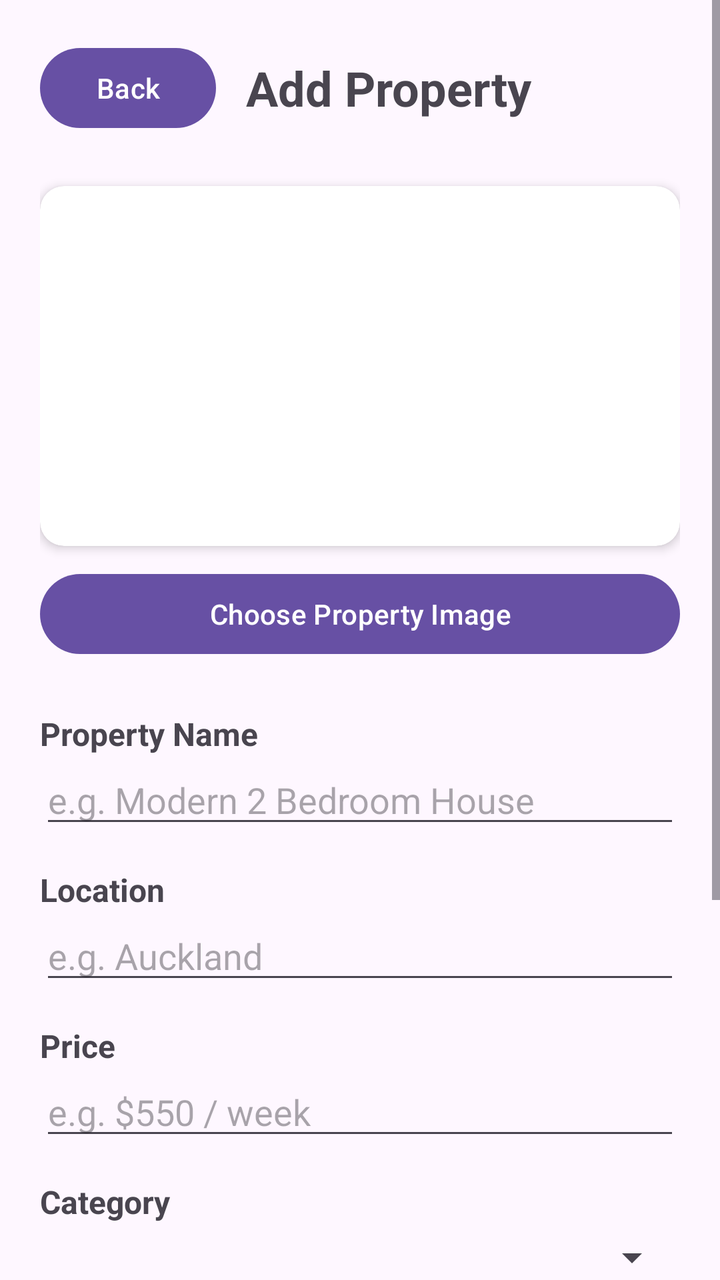
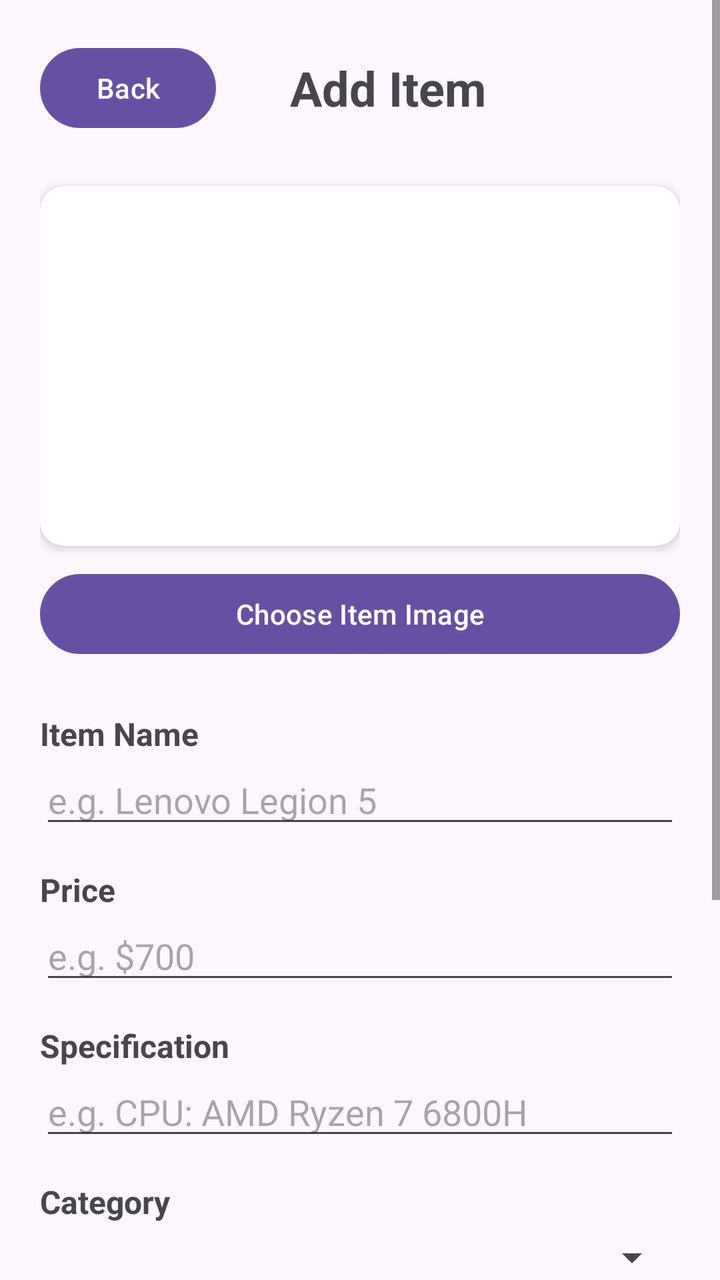

An Android layout rendered at two revisions. The XML below is the earlier revision; the diff shows what the commit changed to produce the second picture.
<!-- AndroidManifest.xml: application theme Theme.ISCG7424GroupAssessment -->
<!-- res/layout/activity_supplier_add_property.xml -->
<?xml version="1.0" encoding="utf-8"?>
<ScrollView xmlns:android="http://schemas.android.com/apk/res/android"
    xmlns:app="http://schemas.android.com/apk/res-auto"
    xmlns:tools="http://schemas.android.com/tools"
    android:id="@+id/main"
    android:layout_width="match_parent"
    android:layout_height="match_parent"
    tools:context=".S_AddProperty"
    android:fillViewport="true">

    <LinearLayout
        android:layout_width="match_parent"
        android:layout_height="wrap_content"
        android:orientation="vertical"
        android:padding="20dp">

        

        <LinearLayout
            android:layout_width="match_parent"
            android:layout_height="wrap_content"
            android:gravity="center_vertical"
            android:orientation="horizontal">

            <Button
                android:id="@+id/btnBack"
                android:layout_width="wrap_content"
                android:layout_height="wrap_content"
                android:text="Back" />

            <TextView
                android:layout_width="0dp"
                android:layout_height="wrap_content"
                android:layout_weight="1"
                android:gravity="center"
                android:text="Add Property"
                android:textSize="24sp"
                android:textStyle="bold" />

            <View
                android:layout_width="60dp"
                android:layout_height="1dp" />

        </LinearLayout>


        

        <androidx.cardview.widget.CardView
            android:layout_width="match_parent"
            android:layout_height="180dp"
            android:layout_marginTop="25dp"
            app:cardCornerRadius="12dp"
            app:cardElevation="3dp">

            <ImageView
                android:id="@+id/iv_pPropertyImage"
                android:layout_width="match_parent"
                android:layout_height="match_parent"
                android:scaleType="centerCrop"
                android:contentDescription="Property image" />

        </androidx.cardview.widget.CardView>


        <Button
            android:id="@+id/btn_pChooseImage"
            android:layout_width="match_parent"
            android:layout_height="wrap_content"
            android:layout_marginTop="10dp"
            android:text="Choose Property Image" />


        <TextView
            android:layout_width="match_parent"
            android:layout_height="wrap_content"
            android:layout_marginTop="25dp"
            android:text="Property Name"
            android:textSize="16sp"
            android:textStyle="bold" />

        <EditText
            android:id="@+id/et_pPropertyName"
            android:layout_width="match_parent"
            android:layout_height="wrap_content"
            android:hint="e.g. Modern 2 Bedroom House"
            android:inputType="text" />


        <TextView
            android:layout_width="match_parent"
            android:layout_height="wrap_content"
            android:layout_marginTop="15dp"
            android:text="Location"
            android:textSize="16sp"
            android:textStyle="bold" />

        <EditText
            android:id="@+id/et_pLocation"
            android:layout_width="match_parent"
            android:layout_height="wrap_content"
            android:hint="e.g. Auckland"
            android:inputType="text" />


        <TextView
            android:layout_width="match_parent"
            android:layout_height="wrap_content"
            android:layout_marginTop="15dp"
            android:text="Price"
            android:textSize="16sp"
            android:textStyle="bold" />

        <EditText
            android:id="@+id/et_pPrice"
            android:layout_width="match_parent"
            android:layout_height="wrap_content"
            android:hint="e.g. $550 / week"
            android:inputType="text" />


        <TextView
            android:layout_width="match_parent"
            android:layout_height="wrap_content"
            android:layout_marginTop="15dp"
            android:text="Category"
            android:textSize="16sp"
            android:textStyle="bold" />

        <Spinner
            android:id="@+id/spin_pCategory"
            android:layout_width="match_parent"
            android:layout_height="wrap_content"
            android:layout_marginTop="5dp" />


        <TextView
            android:layout_width="match_parent"
            android:layout_height="wrap_content"
            android:layout_marginTop="15dp"
            android:text="Description"
            android:textSize="16sp"
            android:textStyle="bold" />

        <EditText
            android:id="@+id/et_pDescription"
            android:layout_width="match_parent"
            android:layout_height="120dp"
            android:gravity="top"
            android:hint="Describe your property..."
            android:inputType="textMultiLine"
            android:padding="10dp" />


        

        <Button
            android:id="@+id/btn_addProperty"
            android:layout_width="match_parent"
            android:layout_height="wrap_content"
            android:layout_marginTop="25dp"
            android:layout_marginBottom="20dp"
            android:text="Add Property"
            android:textSize="17sp" />

    </LinearLayout>

</ScrollView>
<!-- resources referenced by this layout -->
<resources>
  <style name="Theme.ISCG7424GroupAssessment" parent="Base.Theme.ISCG7424GroupAssessment" />
  <style name="Base.Theme.ISCG7424GroupAssessment" parent="Theme.Material3.DayNight.NoActionBar">
          
          
      </style>
</resources>

<!-- the commit's change to res/layout/activity_supplier_add_property.xml (unified diff, before → after) -->
@@ -33,7 +33,7 @@
                 android:layout_height="wrap_content"
                 android:layout_weight="1"
                 android:gravity="center"
-                android:text="Add Property"
+                android:text="Add Item"
                 android:textSize="24sp"
                 android:textStyle="bold" />
 
@@ -68,14 +68,14 @@
             android:layout_width="match_parent"
             android:layout_height="wrap_content"
             android:layout_marginTop="10dp"
-            android:text="Choose Property Image" />
+            android:text="Choose Item Image" />
 
 
         <TextView
             android:layout_width="match_parent"
             android:layout_height="wrap_content"
             android:layout_marginTop="25dp"
-            android:text="Property Name"
+            android:text="Item Name"
             android:textSize="16sp"
             android:textStyle="bold" />
 
@@ -83,23 +83,7 @@
             android:id="@+id/et_pPropertyName"
             android:layout_width="match_parent"
             android:layout_height="wrap_content"
-            android:hint="e.g. Modern 2 Bedroom House"
-            android:inputType="text" />
-
-
-        <TextView
-            android:layout_width="match_parent"
-            android:layout_height="wrap_content"
-            android:layout_marginTop="15dp"
-            android:text="Location"
-            android:textSize="16sp"
-            android:textStyle="bold" />
-
-        <EditText
-            android:id="@+id/et_pLocation"
-            android:layout_width="match_parent"
-            android:layout_height="wrap_content"
-            android:hint="e.g. Auckland"
+            android:hint="e.g. Lenovo Legion 5"
             android:inputType="text" />
 
 
@@ -112,10 +96,26 @@
             android:textStyle="bold" />
 
         <EditText
+            android:id="@+id/et_pLocation"
+            android:layout_width="match_parent"
+            android:layout_height="wrap_content"
+            android:hint="e.g. $700"
+            android:inputType="text" />
+
+
+        <TextView
+            android:layout_width="match_parent"
+            android:layout_height="wrap_content"
+            android:layout_marginTop="15dp"
+            android:text="Specification"
+            android:textSize="16sp"
+            android:textStyle="bold" />
+
+        <EditText
             android:id="@+id/et_pPrice"
             android:layout_width="match_parent"
             android:layout_height="wrap_content"
-            android:hint="e.g. $550 / week"
+            android:hint="e.g. CPU: AMD Ryzen 7 6800H"
             android:inputType="text" />
 
 
